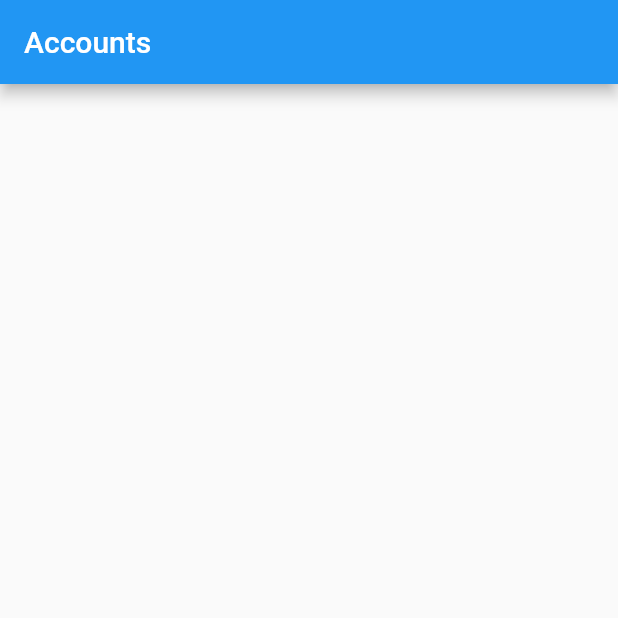
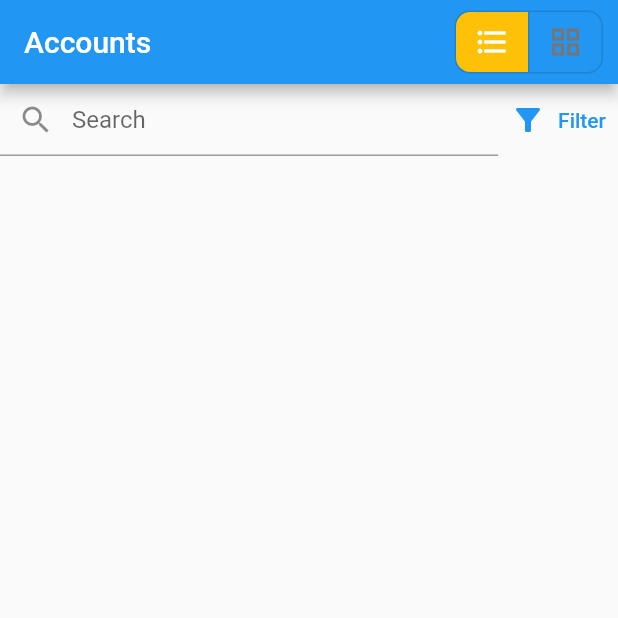
Before and after one commit to qasim90/rentready_flutter, a Flutter app: the screen it shows after launch, on a phone screen of 412 x 824 dp, the top half of it. Run offline on Flutter 3.47's test engine with Material 2 defaults, Android fonts, the phone set to English and light mode, and no system bars; our stand-ins replace get.

Commit message:
Search, filter, toggle button UI implemented

```diff
--- a/lib/localizations/en.dart
+++ b/lib/localizations/en.dart
@@ -1 +1 @@
-const en = {"accounts": "Accounts"};
+const en = {"accounts": "Accounts", "search": "Search", "filter": "Filter"};
--- a/lib/views/pages/accounts.dart
+++ b/lib/views/pages/accounts.dart
@@ -7,9 +7,50 @@ class AccountsPage extends StatelessWidget {
   @override
   Widget build(BuildContext context) {
     return Scaffold(
-      appBar: AppBar(
-        title: Text(Translator().getText('accounts')),
-      ),
+      appBar: AppBar(title: Text(Translator().getText('accounts')), actions: [
+        Container(
+          // alignment: Alignment.centerRight,
+          margin: const EdgeInsets.symmetric(vertical: 7),
+          padding: const EdgeInsets.only(right: 10),
+          // height: 10,
+          child: ToggleButtons(
+            fillColor: Colors.amber,
+            // borderColor: Colors.white,
+            // selectedBorderColor: Colors.white,
+            borderRadius: BorderRadius.circular(10),
+            selectedColor: Colors.white,
+            color: Colors.grey.shade600,
+            children: const <Widget>[
+              Icon(Icons.format_list_bulleted),
+              Icon(Icons.grid_view),
+            ],
+            isSelected: const [true, false],
+            onPressed: onLayoutToggle,
+          ),
+        )
+      ]),
+      body: Column(children: [
+        Row(
+          crossAxisAlignment: CrossAxisAlignment.center,
+          children: [
+            Expanded(
+              child: TextField(
+                  onChanged: (value) => {},
+                  textCapitalization: TextCapitalization.words,
+                  textAlignVertical: TextAlignVertical.center,
+                  decoration: InputDecoration(
+                      prefixIcon: const Icon(Icons.search),
+                      contentPadding: const EdgeInsets.symmetric(horizontal: 10),
+                      // border: InputBorder.none,
+                      hintText: Translator().getText('search'))),
+            ),
+            TextButton.icon(
+                onPressed: () => {}, icon: const Icon(Icons.filter_alt), label: Text(Translator().getText('filter')))
+          ],
+        )
+      ]),
     );
   }
+
+  onLayoutToggle(int index) {}
 }
```
